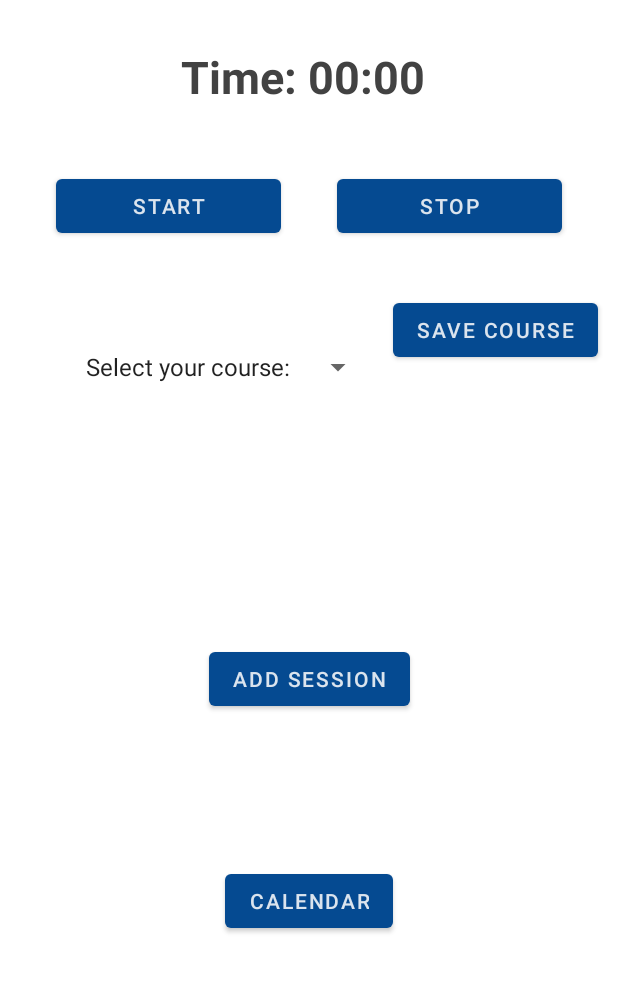
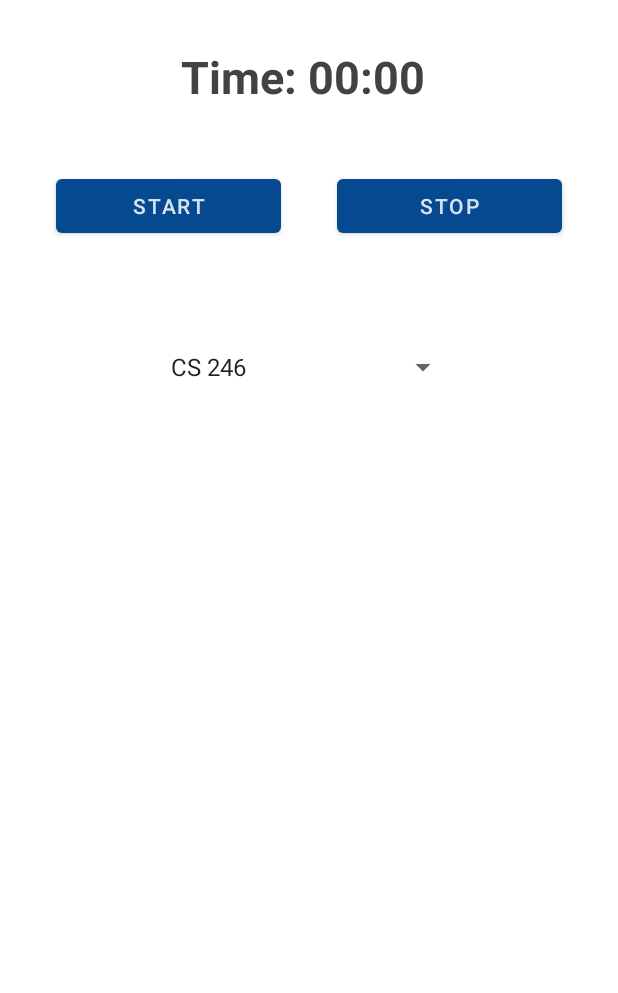
Before and after one commit to bdcrisco/StudyTime, an Android app: the screen it shows after launch (MainActivity), on a phone screen of 412 x 824 dp, the part 149-1142 px from its top. Run offline under Robolectric (Android 15) with nearby library versions, the phone set to English and light mode, and no system bars; libraries missing offline, so code that uses them is left out: com.applandeo.materialcalendarview.

Commit message:
CourseList now has a working stringList return, updated fileHelper to pretty json, converted MainActivity to user courseList, eventDay return added to session, sessionList now works with pretty json

```diff
--- a/app/src/main/java/com/example/StudyTime/CourseList.java
+++ b/app/src/main/java/com/example/StudyTime/CourseList.java
@@ -3,6 +3,7 @@ package com.example.StudyTime;
 import android.content.Context;
 
 import com.google.gson.Gson;
+import com.google.gson.GsonBuilder;
 import com.google.gson.reflect.TypeToken;
 
 import java.util.ArrayList;
@@ -38,7 +39,7 @@ public class CourseList {
     public void addCourse(List<Course> addMe) { courseList.addAll(addMe); }
 
     public void saveCourses() {
-        Gson gson = new Gson();
+        Gson gson = new GsonBuilder().setPrettyPrinting().create();
         String courseListJson = gson.toJson(courseList);
 
         courseFH.createFile();
@@ -64,7 +65,7 @@ public class CourseList {
             stringList.add(course.getCourseName());
         }
 
-        return getStringList();
+        return stringList;
     }
     private void sort() {
         //TODO
--- a/app/src/main/java/com/example/StudyTime/FileHelper.java
+++ b/app/src/main/java/com/example/StudyTime/FileHelper.java
@@ -49,7 +49,7 @@ public class FileHelper {
         String contents = "";
         try {
             Scanner myReader = new Scanner(dir);
-            if (myReader.hasNextLine()) { contents = myReader.nextLine(); }
+            while (myReader.hasNextLine()) { contents += myReader.nextLine(); }
             myReader.close();
             System.out.println("Successfully read from file: " + dir.getName());
         } catch (IOException e) {
--- a/app/src/main/java/com/example/StudyTime/MainActivity.java
+++ b/app/src/main/java/com/example/StudyTime/MainActivity.java
@@ -53,7 +53,6 @@ public class MainActivity extends AppCompatActivity {
         simpleTimer.setFormat("Time: %s");
         simpleTimer.setBase(elapsedRealtime());
         addCourseSpinner(); // courses spinner
-        addListenerOnButton();
 
         simpleTimer.setOnChronometerTickListener(new Chronometer.OnChronometerTickListener() {
             @Override
@@ -125,11 +124,12 @@ public class MainActivity extends AppCompatActivity {
 //    addListenerOnButton();
     public void addCourseSpinner(){
         spinnerCourse = (Spinner) findViewById(R.id.spinnerCourse);
-        List<String> courses = new ArrayList<String>();
-        courses.add("Select your course:");
-        courses.add("CS246");
-        courses.add("BIO101");
-        courses.add("REL275");
+        List<String> courses = courseList.getStringList();
+//        List<String> courses = new ArrayList<String>();
+//        courses.add("Select your course:");
+//        courses.add("CS246");
+//        courses.add("BIO101");
+//        courses.add("REL275");
 
         //create a adapter for the spinner and set that to the spinner
         ArrayAdapter<String> dataAdapter = new ArrayAdapter<String>(this,
@@ -137,22 +137,22 @@ public class MainActivity extends AppCompatActivity {
         dataAdapter.setDropDownViewResource(android.R.layout.simple_spinner_dropdown_item);
         spinnerCourse.setAdapter(dataAdapter);
     }
-    public void addListenerOnButton() {
-
-//        spinnerCourse = (Spinner) findViewById(R.id.spinner1);
-        Button btnChooseCourse = (Button) findViewById(R.id.btnSubmit);
-
-        btnChooseCourse.setOnClickListener(new View.OnClickListener() {
-
-            @Override
-            public void onClick(View v) {
-                Toast.makeText(MainActivity.this,
-                        "You Chose : " +
-                                "\nCourse : "+ String.valueOf(spinnerCourse.getSelectedItem()) +
-                                "\nTime : ",
-                        Toast.LENGTH_SHORT).show();
-            }
-
-        });
-    }
+//    public void addListenerOnButton() {
+//
+////        spinnerCourse = (Spinner) findViewById(R.id.spinner1);
+//        Button btnChooseCourse = (Button) findViewById(R.id.btnSubmit);
+//
+//        btnChooseCourse.setOnClickListener(new View.OnClickListener() {
+//
+//            @Override
+//            public void onClick(View v) {
+//                Toast.makeText(MainActivity.this,
+//                        "You Chose : " +
+//                                "\nCourse : "+ String.valueOf(spinnerCourse.getSelectedItem()) +
+//                                "\nTime : ",
+//                        Toast.LENGTH_SHORT).show();
+//            }
+//
+//        });
+//    }
 }
--- a/app/src/main/java/com/example/StudyTime/Session.java
+++ b/app/src/main/java/com/example/StudyTime/Session.java
@@ -1,4 +1,6 @@
 package com.example.StudyTime;
+
+import com.applandeo.materialcalendarview.EventDay;
 
 import java.text.SimpleDateFormat;
 import java.util.ArrayList;
@@ -81,4 +83,10 @@ public class Session {
         // formats the string in the way the user likes
         return String.format("%d:%02d hrs", hours, minutes);
     }
+
+    private EventDay getEventDay() {
+        Calendar calendar = Calendar.getInstance();
+        calendar.setTimeInMillis(startTime);
+        return new EventDay(calendar);
+    }
 }
--- a/app/src/main/java/com/example/StudyTime/SessionList.java
+++ b/app/src/main/java/com/example/StudyTime/SessionList.java
@@ -3,6 +3,7 @@ package com.example.StudyTime;
 import android.content.Context;
 
 import com.google.gson.Gson;
+import com.google.gson.GsonBuilder;
 import com.google.gson.reflect.TypeToken;
 
 import java.util.LinkedList;
@@ -40,7 +41,7 @@ public class SessionList {
     }
 
     public void saveSessions() {
-        Gson gson = new Gson();
+        Gson gson = new GsonBuilder().setPrettyPrinting().create();
         String sessionListJson = gson.toJson(sessionList);
 
         sessionFH.createFile();
--- a/app/src/main/res/layout/activity_main.xml
+++ b/app/src/main/res/layout/activity_main.xml
@@ -7,61 +7,10 @@
     tools:context="com.example.StudyTime.MainActivity">
 
     <Button
-        android:id="@+id/calendarMove"
-        android:layout_width="wrap_content"
-        android:layout_height="wrap_content"
-        android:layout_marginBottom="100dp"
-        android:onClick="moveToCalendar"
-        android:text="@string/move_to_calendar"
-        app:layout_constraintBottom_toBottomOf="parent"
-        app:layout_constraintEnd_toEndOf="parent"
-        app:layout_constraintStart_toStartOf="parent" />
-
-    <Button
-        android:id="@+id/to_addSession"
-        android:layout_width="wrap_content"
-        android:layout_height="wrap_content"
-        android:layout_marginBottom="100dp"
-        android:onClick="moveToAddSession"
-        android:text="@string/move_to_addSession"
-        app:layout_constraintBottom_toTopOf="@+id/calendarMove"
-        app:layout_constraintEnd_toEndOf="parent"
-        app:layout_constraintStart_toStartOf="parent" />
-
-
-    <!--    <Button-->
-    <!--        android:id="@+id/stopButton"-->
-    <!--        android:layout_width="200sp"-->
-    <!--        android:layout_height="wrap_content"-->
-    <!--        android:layout_below="@+id/startButton"-->
-    <!--        android:layout_centerHorizontal="true"-->
-    <!--        android:layout_marginTop="32dp"-->
-    <!--        android:onClick="pauseTimer"-->
-    <!--        android:text="@string/pauseButton"-->
-    <!--        app:layout_constraintEnd_toEndOf="parent"-->
-    <!--        app:layout_constraintStart_toStartOf="parent"-->
-    <!--        app:layout_constraintTop_toBottomOf="@+id/startButton" />-->
-
-    <TextView
-        android:id="@+id/textView1"
-        android:layout_width="wrap_content"
-        android:layout_height="wrap_content"
-        android:layout_alignParentTop="true"
-        android:layout_centerHorizontal="true"
-        android:layout_marginTop="16dp"
-        android:text="@string/app_name"
-        android:textColor="@color/cardview_dark_background"
-        android:textSize="20sp"
-        android:textStyle="bold"
-        app:layout_constraintEnd_toEndOf="parent"
-        app:layout_constraintStart_toStartOf="parent"
-        app:layout_constraintTop_toTopOf="parent" />
-
-    <Button
         android:id="@+id/startButton"
         android:layout_width="150sp"
         android:layout_height="wrap_content"
-        android:layout_below="@+id/textView1"
+        android:layout_below="@+id/appTitle"
         android:layout_centerHorizontal="true"
         android:layout_marginTop="32dp"
         android:onClick="startPauseTimer"
@@ -82,6 +31,22 @@
         app:layout_constraintEnd_toEndOf="parent"
         app:layout_constraintHorizontal_bias="0.5"
         app:layout_constraintStart_toEndOf="@+id/startButton" />
+
+    <TextView
+        android:id="@+id/appTitle"
+        android:layout_width="wrap_content"
+        android:layout_height="wrap_content"
+        android:layout_alignParentTop="true"
+        android:layout_centerHorizontal="true"
+        android:layout_marginTop="16dp"
+        android:text="@string/app_name"
+        android:textColor="@color/cardview_dark_background"
+        android:textSize="20sp"
+        android:textStyle="bold"
+        app:layout_constraintEnd_toEndOf="parent"
+        app:layout_constraintStart_toStartOf="parent"
+        app:layout_constraintTop_toTopOf="parent" />
+
 
     <Chronometer
         android:id="@+id/simpleTimer"
@@ -104,26 +69,10 @@
         android:id="@+id/spinnerCourse"
         android:layout_width="200dp"
         android:layout_height="24dp"
-        android:layout_marginStart="36dp"
-        android:layout_marginLeft="36dp"
         android:layout_marginBottom="468dp"
         app:layout_constraintBottom_toBottomOf="parent"
-        app:layout_constraintEnd_toStartOf="@+id/btnSubmit"
-        app:layout_constraintHorizontal_bias="0.5"
+        app:layout_constraintEnd_toEndOf="parent"
         app:layout_constraintStart_toStartOf="parent" />
-
-    <Button
-        android:id="@+id/btnSubmit"
-        android:layout_width="wrap_content"
-        android:layout_height="wrap_content"
-        android:text="@string/saveCourse"
-
-        app:layout_constraintBottom_toBottomOf="parent"
-        app:layout_constraintEnd_toEndOf="parent"
-        app:layout_constraintHorizontal_bias="0.5"
-        app:layout_constraintStart_toEndOf="@+id/spinnerCourse"
-        app:layout_constraintTop_toTopOf="parent"
-        app:layout_constraintVertical_bias="0.332" />
 
 
 </androidx.constraintlayout.widget.ConstraintLayout>
```
